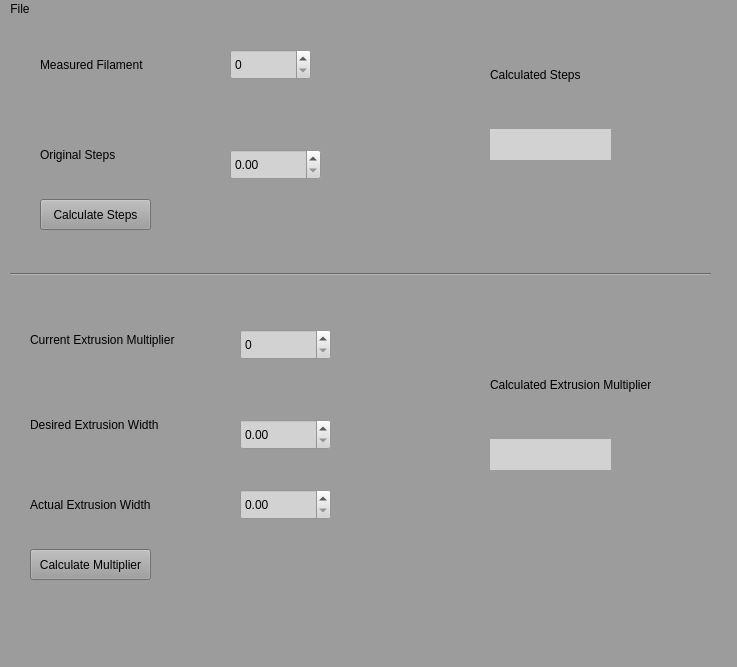
The window that extruder_calibration.ui (JWolfJr/3D-printer-extruder-calibration) describes before a commit, drawn with Qt 5.
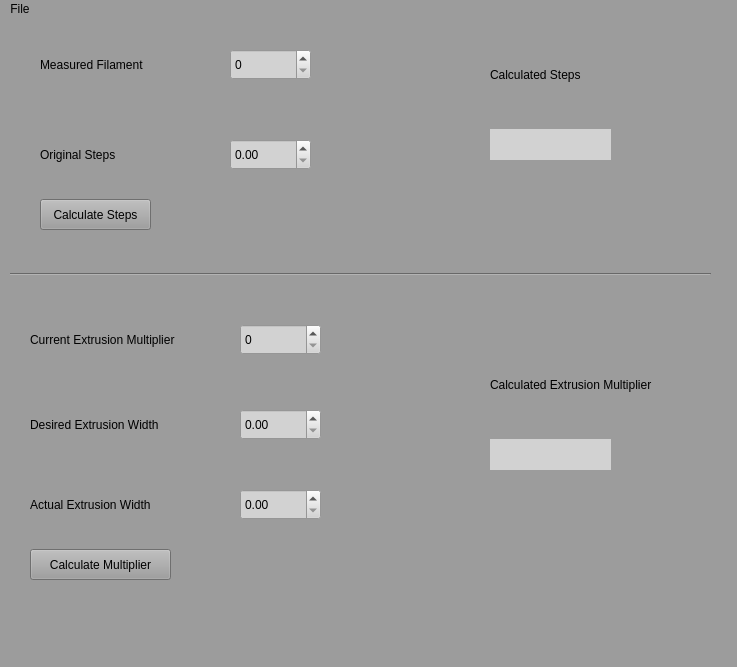
The same window after the commit.

Commit message: Fixed spin box sizes and window title

The edit to the form file:
```diff
--- a/extruder_calibration.ui
+++ b/extruder_calibration.ui
@@ -99,7 +99,7 @@
      <rect>
       <x>490</x>
       <y>350</y>
-      <width>200</width>
+      <width>211</width>
       <height>31</height>
      </rect>
     </property>
@@ -147,7 +147,7 @@
      <rect>
       <x>30</x>
       <y>530</y>
-      <width>121</width>
+      <width>141</width>
       <height>31</height>
      </rect>
     </property>
@@ -179,8 +179,8 @@
     <property name="geometry">
      <rect>
       <x>230</x>
-      <y>130</y>
-      <width>91</width>
+      <y>120</y>
+      <width>81</width>
       <height>31</height>
      </rect>
     </property>
@@ -196,8 +196,8 @@
     <property name="geometry">
      <rect>
       <x>240</x>
-      <y>310</y>
-      <width>91</width>
+      <y>305</y>
+      <width>81</width>
       <height>31</height>
      </rect>
     </property>
@@ -213,8 +213,8 @@
     <property name="geometry">
      <rect>
       <x>240</x>
-      <y>400</y>
-      <width>91</width>
+      <y>390</y>
+      <width>81</width>
       <height>31</height>
      </rect>
     </property>
@@ -228,7 +228,7 @@
      <rect>
       <x>240</x>
       <y>470</y>
-      <width>91</width>
+      <width>81</width>
       <height>31</height>
      </rect>
     </property>
```
Left out of the diff: 4 changed lines with no effect on the pictures. The commit also changes 1 other file.
